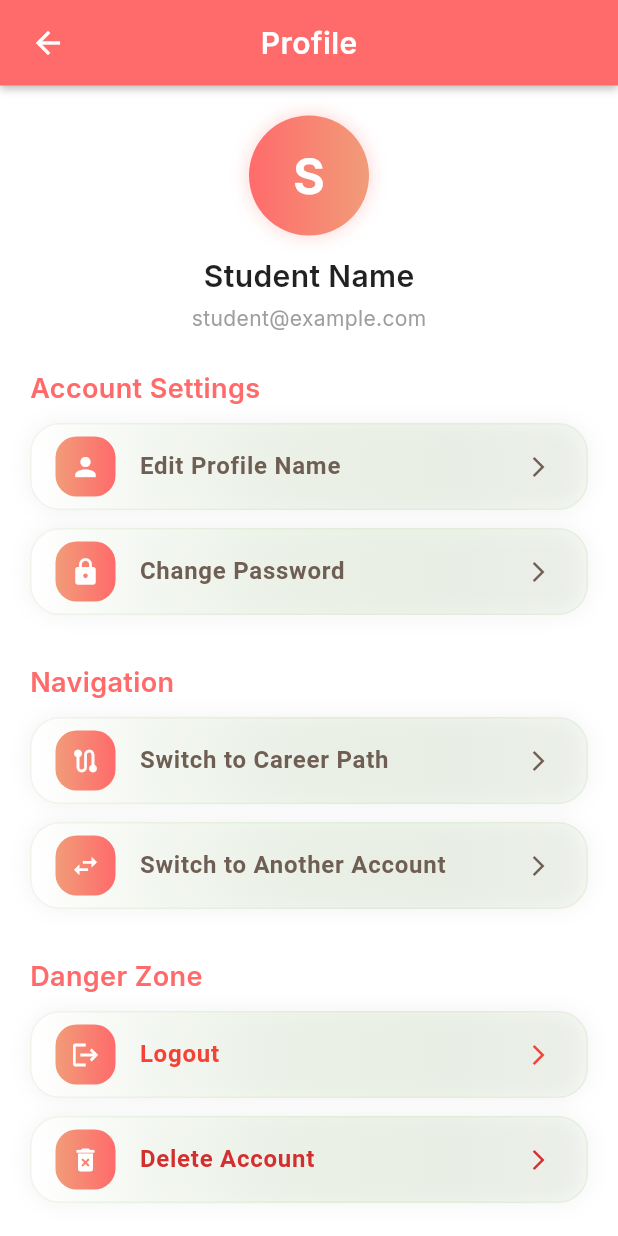
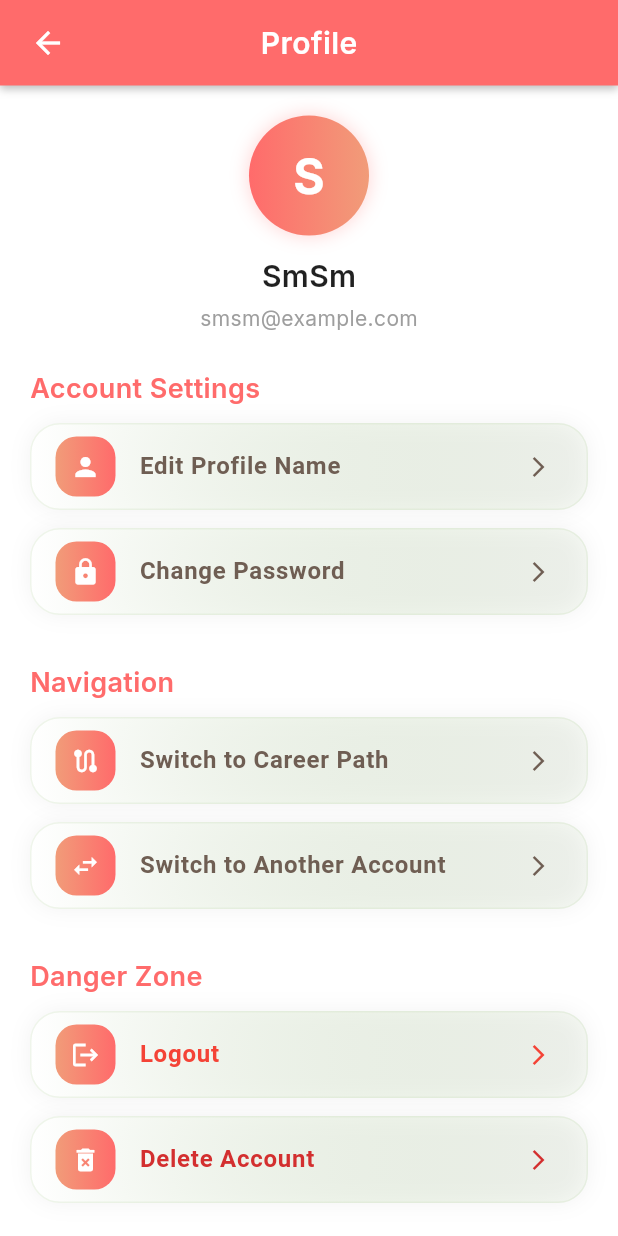
Before and after one commit to YasminMed/SKILLORA-application, a Flutter app: the StudyProfileWidget screen opened by its route, on a phone screen of 412 x 824 dp. Run offline on Flutter 3.47's test engine with Material 3 defaults, Android fonts, the light colour scheme and no system bars; our stand-ins replace google_fonts, lottie.

Commit message:
Update study_profile_screen.dart

```diff
--- a/lib/screens/study/study_profile_screen.dart
+++ b/lib/screens/study/study_profile_screen.dart
@@ -85,7 +85,7 @@ class StudyProfileWidget extends StatelessWidget {
                         ),
                         const SizedBox(height: 12),
                         Text(
-                          "Student Name",
+                          "SmSm",
                           style: TextStyle(
                             color: AppColors.black.withOpacity(0.87),
                             fontSize: 20,
@@ -94,7 +94,7 @@ class StudyProfileWidget extends StatelessWidget {
                         ),
                         const SizedBox(height: 4),
                         const Text(
-                          "student@example.com",
+                          "smsm@example.com",
                           style: TextStyle(
                             color: AppColors.grey,
                             fontSize: 14,
```
